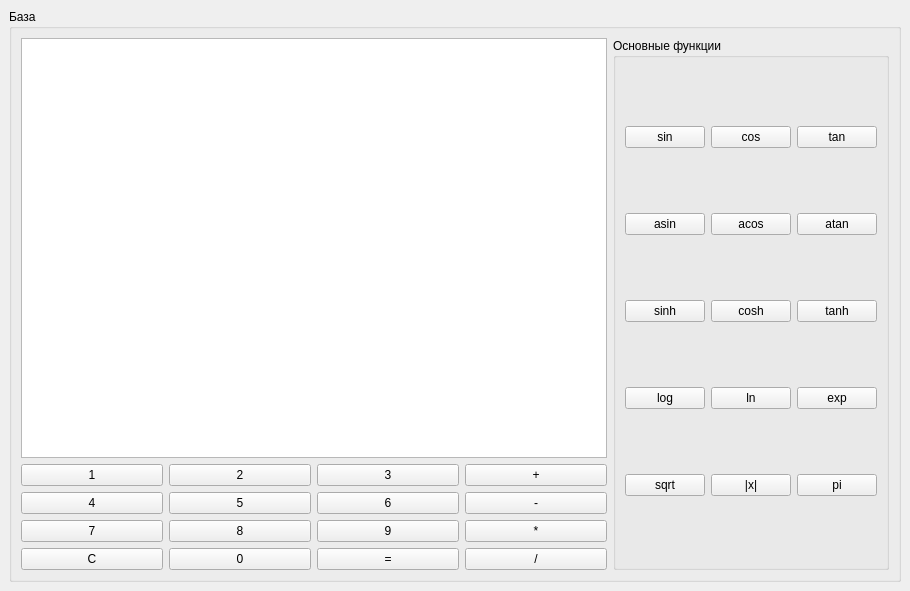
First picture: the form in mainwindow.ui, repository Shamsudinov/Scientific-Calculator, before the edit.
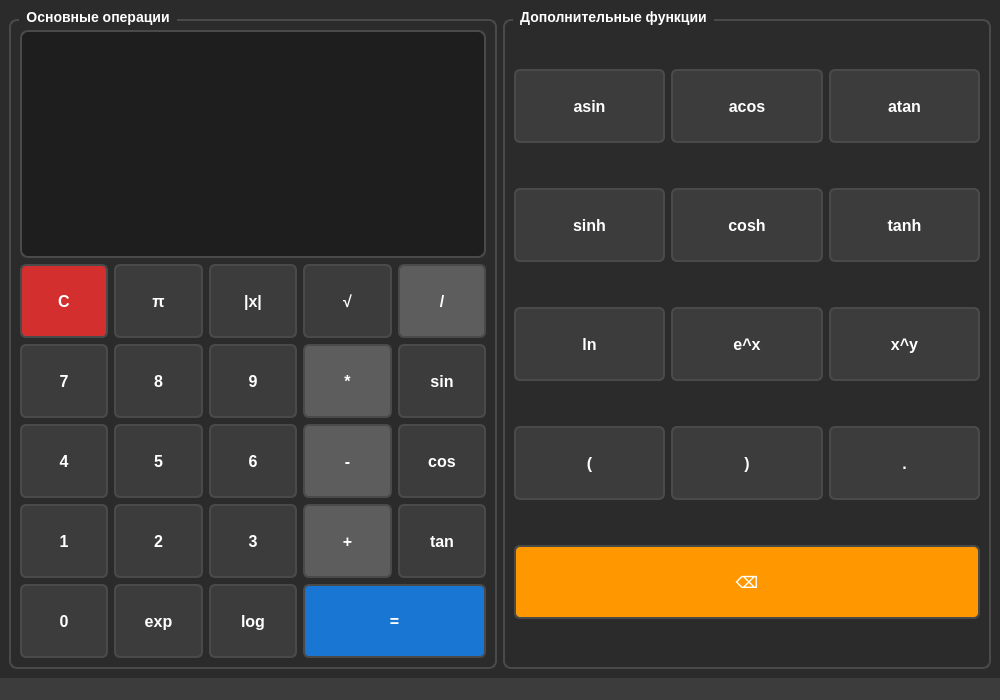
Second picture: the form after the edit.

Commit message:
дизайн
Изменил дизайн интерфейса

Diff of the .ui file:
```diff
--- a/mainwindow.ui
+++ b/mainwindow.ui
@@ -9,16 +9,95 @@
    <rect>
     <x>0</x>
     <y>0</y>
-    <width>910</width>
-    <height>591</height>
+    <width>1000</width>
+    <height>700</height>
    </rect>
   </property>
   <property name="minimumSize">
    <size>
-    <width>500</width>
-    <height>500</height>
+    <width>800</width>
+    <height>600</height>
    </size>
   </property>
+  <property name="styleSheet">
+   <string notr="true">QMainWindow {
+    background-color: #2b2b2b;
+}
+
+QGroupBox {
+    color: #ffffff;
+    border: 2px solid #4a4a4a;
+    border-radius: 8px;
+    margin-top: 10px;
+    font-size: 14px;
+    font-weight: bold;
+}
+
+QGroupBox::title {
+    subcontrol-origin: margin;
+    left: 10px;
+    padding: 0 5px 0 5px;
+    color: #ffffff;
+}
+
+QPushButton {
+    background-color: #3c3c3c;
+    color: #ffffff;
+    border: 2px solid #4a4a4a;
+    border-radius: 6px;
+    padding: 10px;
+    font-size: 16px;
+    font-weight: bold;
+    min-width: 60px;
+    min-height: 50px;
+}
+
+QPushButton:hover {
+    background-color: #4a4a4a;
+    border-color: #5a5a5a;
+}
+
+QPushButton:pressed {
+    background-color: #2a2a2a;
+}
+
+QPushButton#pbtn_clear {
+    background-color: #d32f2f;
+    color: white;
+}
+
+QPushButton#pbtn_clear:hover {
+    background-color: #f44336;
+}
+
+QPushButton#pbtn_equal {
+    background-color: #1976d2;
+    color: white;
+}
+
+QPushButton#pbtn_equal:hover {
+    background-color: #2196f3;
+}
+
+QPushButton#pbtn_sum,
+QPushButton#pbtn_diff,
+QPushButton#pbtn_mult,
+QPushButton#pbtn_div {
+    background-color: #5d5d5d;
+    color: #ffffff;
+}
+
+QTextBrowser {
+    background-color: #1e1e1e;
+    color: #00ff00;
+    border: 2px solid #4a4a4a;
+    border-radius: 8px;
+    font-family: 'Consolas', 'Monaco', monospace;
+    font-size: 18px;
+    padding: 15px;
+    min-height: 60px;
+}</string>
+  </property>
   <property name="windowTitle">
    <string>Калькулятор</string>
   </property>
@@ -27,103 +106,215 @@
     <item row="0" column="0">
      <widget class="QGroupBox" name="groupBox">
       <property name="title">
-       <string>База</string>
+       <string>Основные операции</string>
       </property>
       <layout class="QGridLayout" name="gridLayout">
-       <item row="3" column="3">
-        <widget class="QPushButton" name="pbtn_mult">
-         <property name="text">
-          <string>*</string>
-         </property>
-        </widget>
+       <item row="0" column="0" colspan="5">
+        <widget class="QTextBrowser" name="browser"/>
        </item>
-       <item row="4" column="1">
-        <widget class="QPushButton" name="pbtn_0">
-         <property name="text">
-          <string>0</string>
-         </property>
-        </widget>
-       </item>
-       <item row="3" column="0">
-        <widget class="QPushButton" name="pbtn_7">
-         <property name="text">
-          <string>7</string>
-         </property>
-        </widget>
-       </item>
-       <item row="4" column="0">
+
+       <!-- Первый ряд -->
+       <item row="1" column="0">
         <widget class="QPushButton" name="pbtn_clear">
          <property name="text">
           <string>C</string>
          </property>
+         <property name="styleSheet">
+          <string notr="true">background-color: #d32f2f; color: white;</string>
+         </property>
+        </widget>
+       </item>
+       <item row="1" column="1">
+        <widget class="QPushButton" name="pbtn_pi">
+         <property name="text">
+          <string>π</string>
+         </property>
         </widget>
        </item>
        <item row="1" column="2">
-        <widget class="QPushButton" name="pbtn_3">
+        <widget class="QPushButton" name="pbtn_mod">
          <property name="text">
-          <string>3</string>
+          <string>|x|</string>
          </property>
         </widget>
        </item>
+       <item row="1" column="3">
+        <widget class="QPushButton" name="pbtn_sqrt">
+         <property name="text">
+          <string>√</string>
+         </property>
+        </widget>
+       </item>
+       <item row="1" column="4">
+        <widget class="QPushButton" name="pbtn_div">
+         <property name="text">
+          <string>/</string>
+         </property>
+        </widget>
+       </item>
+
+       <!-- Второй ряд -->
        <item row="2" column="0">
+        <widget class="QPushButton" name="pbtn_7">
+         <property name="text">
+          <string>7</string>
+         </property>
+        </widget>
+       </item>
+       <item row="2" column="1">
+        <widget class="QPushButton" name="pbtn_8">
+         <property name="text">
+          <string>8</string>
+         </property>
+        </widget>
+       </item>
+       <item row="2" column="2">
+        <widget class="QPushButton" name="pbtn_9">
+         <property name="text">
+          <string>9</string>
+         </property>
+        </widget>
+       </item>
+       <item row="2" column="3">
+        <widget class="QPushButton" name="pbtn_mult">
+         <property name="text">
+          <string>*</string>
+         </property>
+        </widget>
+       </item>
+       <item row="2" column="4">
+        <widget class="QPushButton" name="pbtn_sin">
+         <property name="text">
+          <string>sin</string>
+         </property>
+        </widget>
+       </item>
+
+       <!-- Третий ряд -->
+       <item row="3" column="0">
         <widget class="QPushButton" name="pbtn_4">
          <property name="text">
           <string>4</string>
          </property>
         </widget>
        </item>
-       <item row="4" column="2">
-        <widget class="QPushButton" name="pbtn_equal">
+       <item row="3" column="1">
+        <widget class="QPushButton" name="pbtn_5">
          <property name="text">
-          <string>=</string>
+          <string>5</string>
          </property>
         </widget>
        </item>
-       <item row="0" column="0" colspan="4">
-        <widget class="QTextBrowser" name="browser"/>
+       <item row="3" column="2">
+        <widget class="QPushButton" name="pbtn_6">
+         <property name="text">
+          <string>6</string>
+         </property>
+        </widget>
        </item>
-       <item row="1" column="1">
+       <item row="3" column="3">
+        <widget class="QPushButton" name="pbtn_diff">
+         <property name="text">
+          <string>-</string>
+         </property>
+        </widget>
+       </item>
+       <item row="3" column="4">
+        <widget class="QPushButton" name="pbtn_cos">
+         <property name="text">
+          <string>cos</string>
+         </property>
+        </widget>
+       </item>
+
+       <!-- Четвертый ряд -->
+       <item row="4" column="0">
+        <widget class="QPushButton" name="pbtn_1">
+         <property name="text">
+          <string>1</string>
+         </property>
+        </widget>
+       </item>
+       <item row="4" column="1">
         <widget class="QPushButton" name="pbtn_2">
          <property name="text">
           <string>2</string>
          </property>
         </widget>
        </item>
-       <item row="3" column="2">
-        <widget class="QPushButton" name="pbtn_9">
+       <item row="4" column="2">
+        <widget class="QPushButton" name="pbtn_3">
          <property name="text">
-          <string>9</string>
+          <string>3</string>
          </property>
         </widget>
        </item>
-       <item row="0" column="4" rowspan="5">
-        <widget class="QGroupBox" name="groupBox_2">
-         <property name="title">
-          <string>Основные функции</string>
+       <item row="4" column="3">
+        <widget class="QPushButton" name="pbtn_sum">
+         <property name="text">
+          <string>+</string>
          </property>
-         <layout class="QGridLayout" name="gridLayout_2">
-          <item row="2" column="2">
-           <widget class="QPushButton" name="pbtn_tanh">
+        </widget>
+       </item>
+       <item row="4" column="4">
+        <widget class="QPushButton" name="pbtn_tan">
             <property name="text">
-             <string>tanh</string>
+          <string>tan</string>
             </property>
            </widget>
           </item>
-          <item row="3" column="0">
+
+       <!-- Пятый ряд -->
+       <item row="5" column="0">
+        <widget class="QPushButton" name="pbtn_0">
+         <property name="text">
+          <string>0</string>
+         </property>
+        </widget>
+       </item>
+       <item row="5" column="1">
+        <widget class="QPushButton" name="pbtn_exp">
+         <property name="text">
+          <string>exp</string>
+         </property>
+        </widget>
+       </item>
+       <item row="5" column="2">
            <widget class="QPushButton" name="pbtn_log">
             <property name="text">
              <string>log</string>
             </property>
            </widget>
           </item>
-          <item row="4" column="1">
-           <widget class="QPushButton" name="pbtn_mod">
+       <item row="5" column="3" colspan="2">
+        <widget class="QPushButton" name="pbtn_equal">
             <property name="text">
-             <string>|x|</string>
-            </property>
-           </widget>
-          </item>
-          <item row="1" column="1">
+          <string>=</string>
+         </property>
+         <property name="styleSheet">
+          <string notr="true">background-color: #1976d2; color: white;</string>
+         </property>
+        </widget>
+       </item>
+      </layout>
+     </widget>
+    </item>
+
+    <!-- Правая панель с дополнительными функциями -->
+    <item row="0" column="1">
+     <widget class="QGroupBox" name="groupBox_2">
+      <property name="title">
+       <string>Дополнительные функции</string>
+      </property>
+      <layout class="QGridLayout" name="gridLayout_2">
+       <item row="0" column="0">
+        <widget class="QPushButton" name="pbtn_asin">
+         <property name="text">
+          <string>asin</string>
+         </property>
+        </widget>
+       </item>
+       <item row="0" column="1">
            <widget class="QPushButton" name="pbtn_acos">
             <property name="text">
              <string>acos</string>
@@ -131,132 +322,88 @@
            </widget>
           </item>
           <item row="0" column="2">
-           <widget class="QPushButton" name="pbtn_tan">
-            <property name="text">
-             <string>tan</string>
-            </property>
-           </widget>
-          </item>
-          <item row="1" column="2">
            <widget class="QPushButton" name="pbtn_atan">
             <property name="text">
              <string>atan</string>
             </property>
            </widget>
           </item>
-          <item row="0" column="0">
-           <widget class="QPushButton" name="pbtn_sin">
-            <property name="text">
-             <string>sin</string>
-            </property>
-           </widget>
-          </item>
+
           <item row="1" column="0">
-           <widget class="QPushButton" name="pbtn_asin">
+        <widget class="QPushButton" name="pbtn_sinh">
             <property name="text">
-             <string>asin</string>
+          <string>sinh</string>
             </property>
            </widget>
           </item>
-          <item row="2" column="1">
+       <item row="1" column="1">
            <widget class="QPushButton" name="pbtn_cosh">
             <property name="text">
              <string>cosh</string>
             </property>
            </widget>
           </item>
-          <item row="0" column="1">
-           <widget class="QPushButton" name="pbtn_cos">
+       <item row="1" column="2">
+        <widget class="QPushButton" name="pbtn_tanh">
             <property name="text">
-             <string>cos</string>
+          <string>tanh</string>
             </property>
            </widget>
           </item>
-          <item row="3" column="2">
-           <widget class="QPushButton" name="pbtn_exp">
-            <property name="text">
-             <string>exp</string>
-            </property>
-           </widget>
-          </item>
-          <item row="4" column="0">
-           <widget class="QPushButton" name="pbtn_sqrt">
-            <property name="text">
-             <string>sqrt</string>
-            </property>
-           </widget>
-          </item>
-          <item row="3" column="1">
+
+       <item row="2" column="0">
            <widget class="QPushButton" name="pbtn_ln">
             <property name="text">
              <string>ln</string>
             </property>
            </widget>
           </item>
-          <item row="2" column="0">
-           <widget class="QPushButton" name="pbtn_sinh">
+       <item row="2" column="1">
+        <widget class="QPushButton" name="pbtn_exp2">
             <property name="text">
-             <string>sinh</string>
-            </property>
-           </widget>
-          </item>
-          <item row="4" column="2">
-           <widget class="QPushButton" name="pbtn_pi">
-            <property name="text">
-             <string>pi</string>
-            </property>
-           </widget>
-          </item>
-         </layout>
-        </widget>
-       </item>
-       <item row="1" column="0">
-        <widget class="QPushButton" name="pbtn_1">
-         <property name="text">
-          <string>1</string>
-         </property>
-        </widget>
-       </item>
-       <item row="4" column="3">
-        <widget class="QPushButton" name="pbtn_div">
-         <property name="text">
-          <string>/</string>
-         </property>
-        </widget>
-       </item>
-       <item row="1" column="3">
-        <widget class="QPushButton" name="pbtn_sum">
-         <property name="text">
-          <string>+</string>
+          <string>e^x</string>
          </property>
         </widget>
        </item>
        <item row="2" column="2">
-        <widget class="QPushButton" name="pbtn_6">
+        <widget class="QPushButton" name="pbtn_pow">
          <property name="text">
-          <string>6</string>
+          <string>x^y</string>
+         </property>
+        </widget>
+       </item>
+
+       <!-- Дополнительные кнопки -->
+       <item row="3" column="0">
+        <widget class="QPushButton" name="pbtn_lparen">
+         <property name="text">
+          <string>(</string>
          </property>
         </widget>
        </item>
        <item row="3" column="1">
-        <widget class="QPushButton" name="pbtn_8">
+        <widget class="QPushButton" name="pbtn_rparen">
          <property name="text">
-          <string>8</string>
+          <string>)</string>
          </property>
         </widget>
        </item>
-       <item row="2" column="3">
-        <widget class="QPushButton" name="pbtn_diff">
+       <item row="3" column="2">
+        <widget class="QPushButton" name="pbtn_dot">
          <property name="text">
-          <string>-</string>
+          <string>.</string>
          </property>
         </widget>
        </item>
-       <item row="2" column="1">
-        <widget class="QPushButton" name="pbtn_5">
+
+       <item row="4" column="0" colspan="3">
+        <widget class="QPushButton" name="pbtn_backspace">
          <property name="text">
-          <string>5</string>
+          <string>⌫</string>
          </property>
+         <property name="styleSheet">
+          <string notr="true">background-color: #ff9800; color: white;</string>
+         </property>
         </widget>
        </item>
       </layout>
@@ -264,14 +411,11 @@
     </item>
    </layout>
   </widget>
-  <widget class="QMenuBar" name="menubar">
-   <property name="geometry">
-    <rect>
-     <x>0</x>
-     <y>0</y>
-     <width>910</width>
-     <height>22</height>
-    </rect>
+
+  <!-- Строка состояния -->
+  <widget class="QStatusBar" name="statusbar">
+   <property name="styleSheet">
+    <string notr="true">background-color: #3c3c3c; color: #ffffff;</string>
    </property>
   </widget>
  </widget>
```
Left out of the diff: 2 changed lines with no effect on the pictures. Lines whose indentation alone changed are shown as unchanged.
